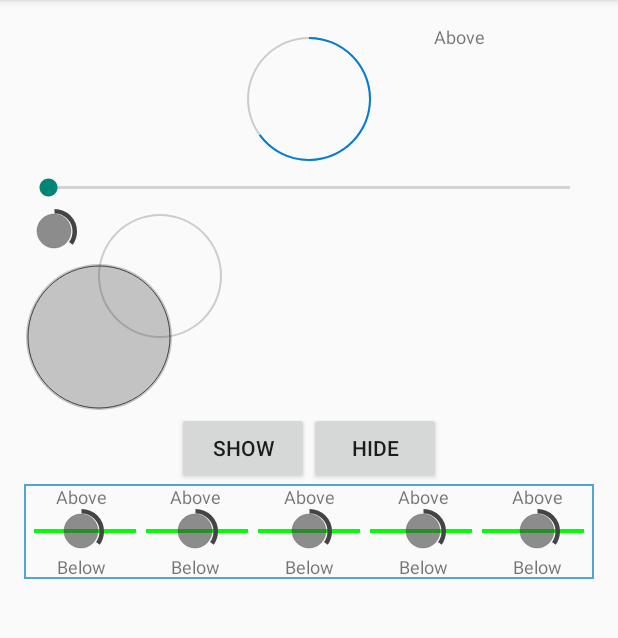
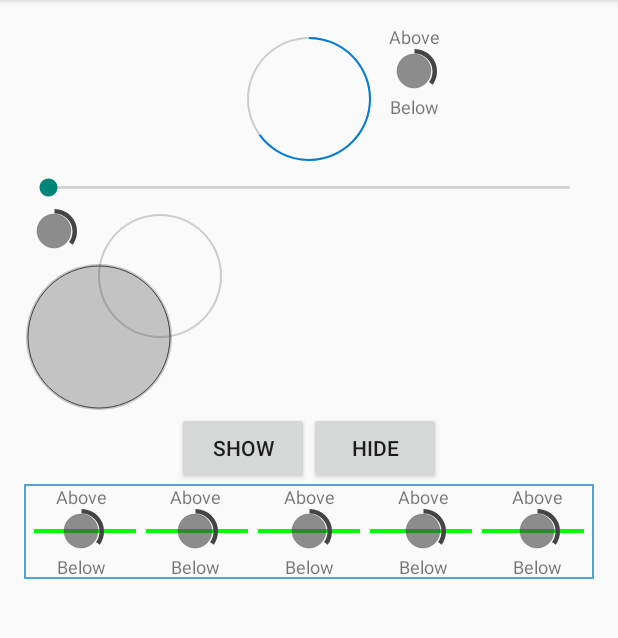
Before and after one commit to nick0lay/State-indicator-widget, an Android app: the screen it shows after launch (MainActivity), on a phone screen of 412 x 824 dp, the part 84-722 px from its top. Run offline under Robolectric (Android 15) with nearby library versions, the phone set to English and light mode, and no system bars; our stand-ins replace CircleImageView.

Commit message:
Change progress bar layout to make it possible to use as standalone widget

```diff
--- a/app/src/main/res/layout/circular_progress_bar_with_text.xml
+++ b/app/src/main/res/layout/circular_progress_bar_with_text.xml
@@ -1,5 +1,5 @@
 <?xml version="1.0" encoding="utf-8"?>
-<merge xmlns:android="http://schemas.android.com/apk/res/android"
+<LinearLayout xmlns:android="http://schemas.android.com/apk/res/android"
     xmlns:app="http://schemas.android.com/apk/res-auto"
     android:layout_width="wrap_content"
     android:layout_height="wrap_content"
@@ -31,4 +31,4 @@
         android:gravity="center_horizontal"
         android:textSize="12dp"
         android:text="Below"/>
-</merge>
+</LinearLayout>
```
